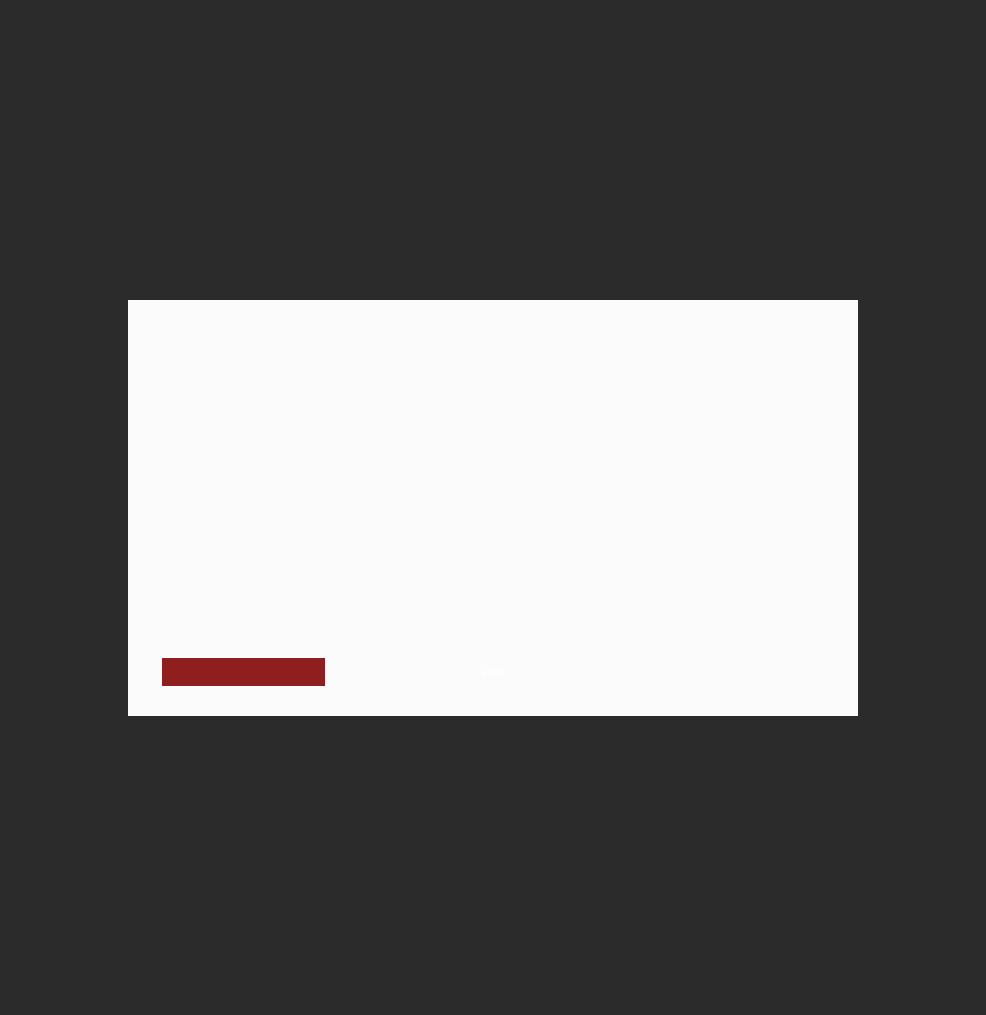
Qt form src/ui/SplashScreen.ui (oneminute/LaserController) before a commit.
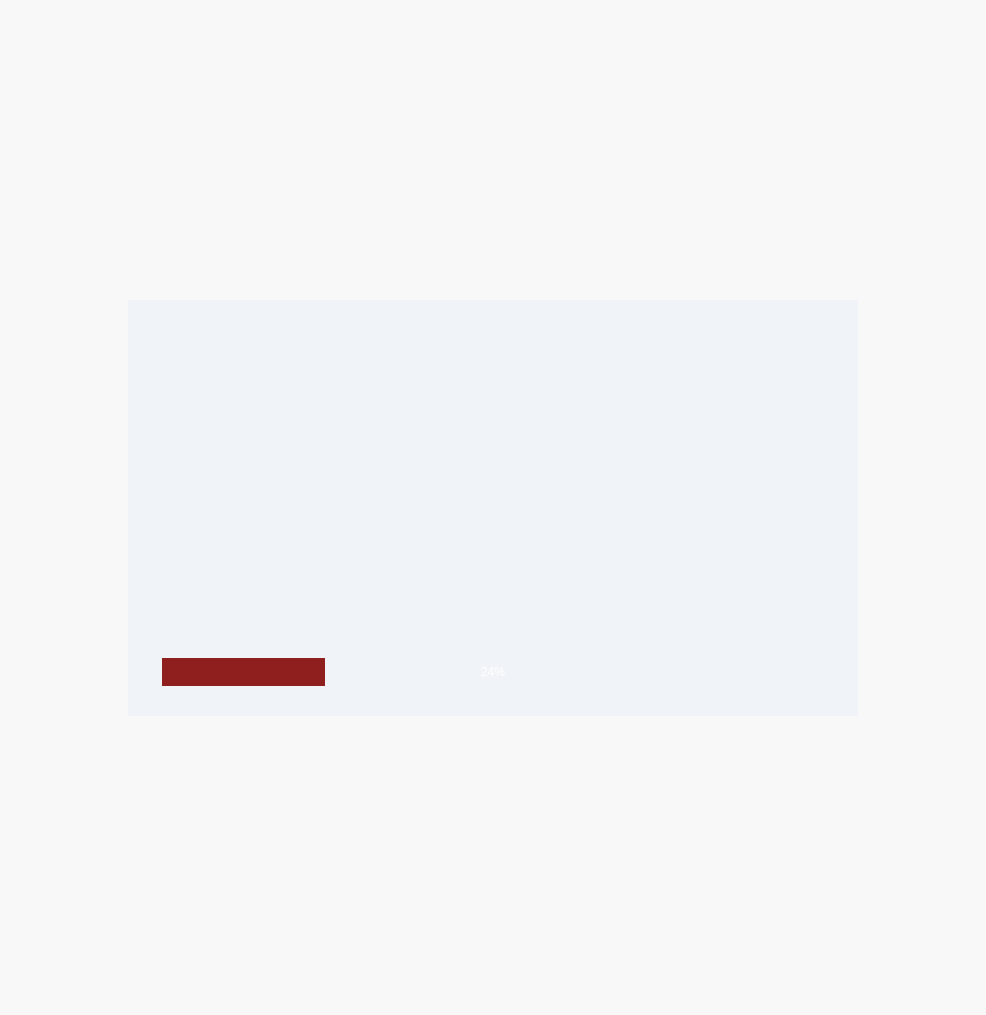
The same form after that commit. Icons and pictures are not drawn.

Commit message: 调整闪屏背景色

```diff
--- a/src/ui/SplashScreen.ui
+++ b/src/ui/SplashScreen.ui
@@ -15,7 +15,7 @@
   </property>
   <property name="styleSheet">
    <string notr="true">QDialog{
-background-color:#9a030303;
+background-color:#d8f8f8f8;
 }</string>
   </property>
   <layout class="QGridLayout" name="gridLayout">
@@ -88,7 +88,7 @@
       </size>
      </property>
      <property name="styleSheet">
-      <string notr="true">background-color:#faffffff;</string>
+      <string notr="true">background-color:#f0f3f8;</string>
      </property>
      <layout class="QVBoxLayout" name="verticalLayout">
       <property name="spacing">
```
